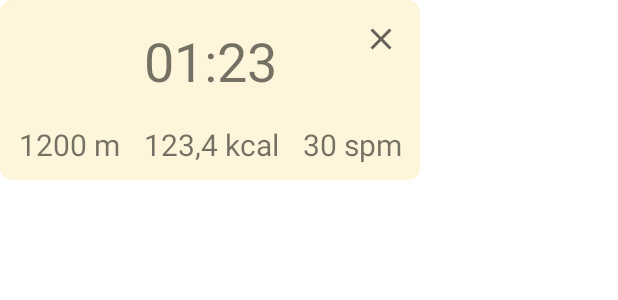
After one commit to paolo-projects/RowerPlus, an Android app: the layout floating_widget.xml on its own in the app's theme, with its tools: preview values and no code run, on a phone screen of 412 x 824 dp. The commit adds this screen. Shown: the top 300 px of the screen. Run offline under Robolectric (Android 15) with nearby library versions, the phone set to English and light mode, and no system bars.

Commit message:
added floating window widget

```diff
--- a/app/src/main/AndroidManifest.xml
+++ b/app/src/main/AndroidManifest.xml
@@ -4,6 +4,7 @@
 
     <uses-feature android:name="android.hardware.usb.host" />
     <uses-permission android:name="android.permission.FOREGROUND_SERVICE" />
+    <uses-permission android:name="android.permission.SYSTEM_ALERT_WINDOW" />
 
     <application
         android:allowBackup="true"
@@ -31,6 +32,7 @@
                 android:resource="@xml/device_filter" />
         </activity>
         <service android:name=".services.RowerDataService" />
+        <service android:name=".services.FloatingWindowService" />
 
         <provider
             android:authorities="it.paoloinfante.rowerplus.provider"
--- a/app/src/main/java/it/paoloinfante/rowerplus/fragments/SingleWorkoutFragment.kt
+++ b/app/src/main/java/it/paoloinfante/rowerplus/fragments/SingleWorkoutFragment.kt
@@ -196,7 +196,7 @@ class SingleWorkoutFragment : Fragment(R.layout.fragment_single_workout) {
             e.printStackTrace()
             Toast.makeText(
                 requireContext(),
-                "An error occurred while creating the file",
+                getString(R.string.error_createfile),
                 Toast.LENGTH_SHORT
             ).show()
         }
--- a/app/src/main/java/it/paoloinfante/rowerplus/fragments/WorkoutDataViewFragment.kt
+++ b/app/src/main/java/it/paoloinfante/rowerplus/fragments/WorkoutDataViewFragment.kt
@@ -83,6 +83,8 @@ class WorkoutDataViewFragment(
     }
 
     private fun onNewStatus(workoutStatus: TimerData) {
+        //TODO: Could as well remove redundancy here
+
         Log.d(TAG, "workoutLiveDataUpdate: $workoutStatus")
 
         if (workoutStatus == null) {
--- /dev/null
+++ b/app/src/main/res/drawable/floating_window_background.xml
@@ -0,0 +1,6 @@
+<?xml version="1.0" encoding="utf-8"?>
+<shape android:shape="rectangle"
+    xmlns:android="http://schemas.android.com/apk/res/android">
+    <solid android:color="?floatingWindowBackgroundColor" />
+    <corners android:radius="8dp" />
+</shape>
--- /dev/null
+++ b/app/src/main/res/drawable/ic_baseline_close_24.xml
@@ -0,0 +1,10 @@
+<vector xmlns:android="http://schemas.android.com/apk/res/android"
+    android:width="24dp"
+    android:height="24dp"
+    android:viewportWidth="24"
+    android:viewportHeight="24"
+    android:tint="?attr/colorControlNormal">
+  <path
+      android:fillColor="@android:color/white"
+      android:pathData="M19,6.41L17.59,5 12,10.59 6.41,5 5,6.41 10.59,12 5,17.59 6.41,19 12,13.41 17.59,19 19,17.59 13.41,12z"/>
+</vector>
--- /dev/null
+++ b/app/src/main/res/layout/floating_widget.xml
@@ -0,0 +1,77 @@
+<?xml version="1.0" encoding="utf-8"?>
+<androidx.constraintlayout.widget.ConstraintLayout xmlns:android="http://schemas.android.com/apk/res/android"
+    android:layout_width="@dimen/floating_window_width"
+    android:layout_height="@dimen/floating_window_height"
+    android:theme="@style/Theme.RowerPlus"
+    xmlns:app="http://schemas.android.com/apk/res-auto"
+    xmlns:tools="http://schemas.android.com/tools"
+    android:background="@drawable/floating_window_background">
+
+    <TextView
+        android:id="@+id/timeText"
+        android:layout_width="wrap_content"
+        android:layout_height="wrap_content"
+        app:layout_constraintTop_toTopOf="parent"
+        app:layout_constraintLeft_toLeftOf="parent"
+        app:layout_constraintRight_toRightOf="parent"
+        android:layout_marginTop="16dp"
+        android:textSize="36sp"
+        android:text="@string/training_info_timer_default"
+        tools:text="01:23" />
+
+    <TextView
+        android:id="@+id/distanceText"
+        android:layout_width="wrap_content"
+        android:layout_height="wrap_content"
+        app:layout_constraintTop_toBottomOf="@id/timeText"
+        app:layout_constraintLeft_toLeftOf="parent"
+        app:layout_constraintBottom_toBottomOf="parent"
+        app:layout_constraintRight_toLeftOf="@id/caloriesText"
+        android:layout_marginStart="16dp"
+        android:layout_marginTop="8dp"
+        android:textSize="20sp"
+        android:text="@string/training_info_timer_default"
+        tools:text="1200 m" />
+
+    <TextView
+        android:id="@+id/caloriesText"
+        android:layout_width="wrap_content"
+        android:layout_height="wrap_content"
+        app:layout_constraintTop_toBottomOf="@id/timeText"
+        app:layout_constraintLeft_toRightOf="@id/distanceText"
+        app:layout_constraintBottom_toBottomOf="parent"
+        app:layout_constraintRight_toLeftOf="@id/spmText"
+        android:layout_marginStart="16dp"
+        android:layout_marginTop="8dp"
+        android:textSize="20sp"
+        android:text="@string/training_info_timer_default"
+        tools:text="123,4 kcal" />
+
+    <TextView
+        android:id="@+id/spmText"
+        android:layout_width="wrap_content"
+        android:layout_height="wrap_content"
+        app:layout_constraintTop_toBottomOf="@id/timeText"
+        app:layout_constraintLeft_toRightOf="@id/caloriesText"
+        app:layout_constraintRight_toRightOf="parent"
+        app:layout_constraintBottom_toBottomOf="parent"
+        android:layout_marginStart="16dp"
+        android:layout_marginEnd="16dp"
+        android:layout_marginTop="8dp"
+        android:textSize="20sp"
+        android:text="@string/training_info_timer_default"
+        tools:text="30 spm" />
+
+    <ImageButton
+        android:id="@+id/closeImageButton"
+        android:layout_width="36dp"
+        android:layout_height="36dp"
+        android:background="?selectableItemBackground"
+        android:src="@drawable/ic_baseline_close_24"
+        android:contentDescription="@string/floating_window_close_button_content_description"
+        app:layout_constraintTop_toTopOf="parent"
+        app:layout_constraintRight_toRightOf="parent"
+        android:layout_marginEnd="8dp"
+        android:layout_marginTop="8dp" />
+
+</androidx.constraintlayout.widget.ConstraintLayout>
--- a/app/src/main/res/values-night/themes.xml
+++ b/app/src/main/res/values-night/themes.xml
@@ -17,5 +17,7 @@
         <item name="toolbarBackground">@color/lucidColor</item>
         <item name="selectionOverlayColor">@color/moreLucidColor</item>
         <item name="listItemBackground">@color/lucidColor</item>
+
+        <item name="floatingWindowBackgroundColor">@color/carbon</item>
     </style>
 </resources>
--- a/app/src/main/res/values/attr.xml
+++ b/app/src/main/res/values/attr.xml
@@ -4,4 +4,5 @@
     <attr name="selectionOverlayColor" format="color" />
     <attr name="textColor" format="color" />
     <attr name="listItemBackground" format="color" />
+    <attr name="floatingWindowBackgroundColor" format="color" />
 </resources>
--- a/app/src/main/res/values/colors.xml
+++ b/app/src/main/res/values/colors.xml
@@ -11,6 +11,8 @@
     <color name="blackLucidColor">#05000000</color>
     <color name="moreLucidColor">#10FFFFFF</color>
     <color name="moreBlackLucidColor">#10000000</color>
+    <color name="cream">#FFF5DA</color>
+    <color name="carbon">#161616</color>
 
     <array name="chartSeriesColors">
         <item>#455A64</item>
--- a/app/src/main/res/values/dimens.xml
+++ b/app/src/main/res/values/dimens.xml
@@ -12,4 +12,6 @@
     <dimen name="workout_performance_label_margin_bottom">8dp</dimen>
     <dimen name="main_container_padding">8dp</dimen>
     <dimen name="workout_recyclerview_info_size">20sp</dimen>
+    <dimen name="floating_window_width">280dp</dimen>
+    <dimen name="floating_window_height">120dp</dimen>
 </resources>
--- a/app/src/main/res/values/strings.xml
+++ b/app/src/main/res/values/strings.xml
@@ -42,6 +42,11 @@
     <string name="navigation_workouts_label">Workouts</string>
     <string name="navigation_workout_label">Workout</string>
     <string name="navigation_rower_label">Rower</string>
+    <string name="error_createfile">An error occurred while creating the file</string>
+    <string name="alert_overlay_permission_title">Screen Overlay Permission Needed</string>
+    <string name="alert_overlay_permission_message">Enable \'Display over other apps\' from System Settings.</string>
+    <string name="alert_overlay_permission_open_settings">Open Settings</string>
+    <string name="floating_window_close_button_content_description">Close</string>
 
     <string-array name="workout_variables">
         <item>Time</item>
--- a/app/src/main/res/values/themes.xml
+++ b/app/src/main/res/values/themes.xml
@@ -17,5 +17,7 @@
         <item name="toolbarBackground">@color/blackLucidColor</item>
         <item name="selectionOverlayColor">@color/moreBlackLucidColor</item>
         <item name="listItemBackground">@color/blackLucidColor</item>
+
+        <item name="floatingWindowBackgroundColor">@color/cream</item>
     </style>
 </resources>
```
Also changed, not shown: app/src/main/java/it/paoloinfante/rowerplus/MainActivity.kt (+82 -23 lines), app/src/main/java/it/paoloinfante/rowerplus/receiver/FloatingWindowReceiver.kt (added, +22 -0 lines), app/src/main/java/it/paoloinfante/rowerplus/services/FloatingWindowService.kt (added, +146 -0 lines), app/src/main/java/it/paoloinfante/rowerplus/utils/PixelConverter.kt (added, +15 -0 lines), 1 other file.
